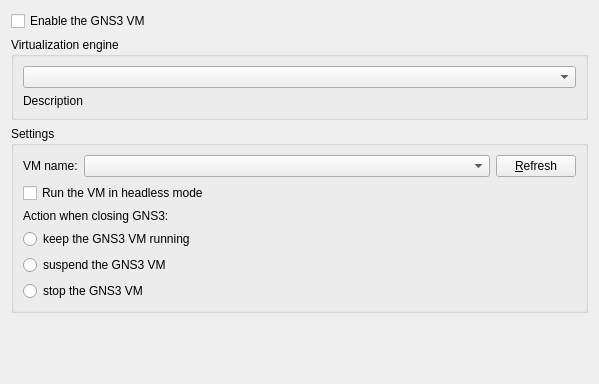
GNS3/gns3-gui, file gns3/ui/gns3_vm_preferences_page.ui: the form before one commit.
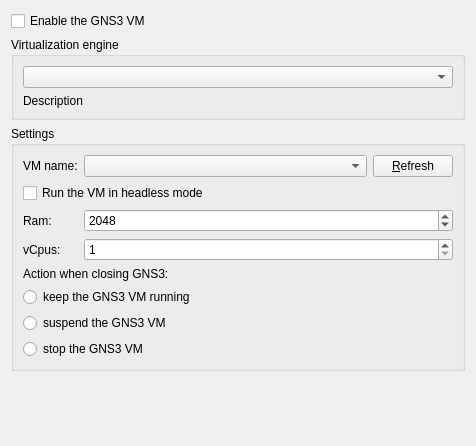
The form after the commit.

Commit message:
Add vpcus and ram settings for GNS3 VM in preferences pages
Fix #1445

```diff
--- a/gns3/ui/gns3_vm_preferences_page.ui
+++ b/gns3/ui/gns3_vm_preferences_page.ui
@@ -6,8 +6,8 @@
    <rect>
     <x>0</x>
     <y>0</y>
-    <width>599</width>
-    <height>384</height>
+    <width>476</width>
+    <height>446</height>
    </rect>
   </property>
   <property name="sizePolicy">
@@ -85,6 +85,34 @@
       <string>Settings</string>
      </property>
      <layout class="QGridLayout" name="gridLayout">
+      <item row="8" column="0" colspan="2">
+       <widget class="QLabel" name="uiActionCloseLabel">
+        <property name="text">
+         <string>Action when closing GNS3:</string>
+        </property>
+       </widget>
+      </item>
+      <item row="1" column="0" colspan="2">
+       <widget class="QCheckBox" name="uiHeadlessCheckBox">
+        <property name="text">
+         <string>Run the VM in headless mode</string>
+        </property>
+       </widget>
+      </item>
+      <item row="9" column="0" colspan="2">
+       <widget class="QRadioButton" name="uiWhenExitKeepRadioButton">
+        <property name="text">
+         <string>keep the GNS3 VM running</string>
+        </property>
+       </widget>
+      </item>
+      <item row="10" column="0" colspan="2">
+       <widget class="QRadioButton" name="uiWhenExitSuspendRadioButton">
+        <property name="text">
+         <string>suspend the GNS3 VM</string>
+        </property>
+       </widget>
+      </item>
       <item row="0" column="0">
        <widget class="QLabel" name="uiVMNameLabel">
         <property name="text">
@@ -113,41 +141,53 @@
         </item>
        </layout>
       </item>
-      <item row="1" column="0" colspan="2">
-       <widget class="QCheckBox" name="uiHeadlessCheckBox">
-        <property name="text">
-         <string>Run the VM in headless mode</string>
-        </property>
-       </widget>
-      </item>
-      <item row="2" column="0" colspan="2">
-       <widget class="QLabel" name="label">
-        <property name="text">
-         <string>Action when closing GNS3:</string>
-        </property>
-       </widget>
-      </item>
-      <item row="3" column="0" colspan="2">
-       <widget class="QRadioButton" name="uiWhenExitKeepRadioButton">
-        <property name="text">
-         <string>keep the GNS3 VM running</string>
-        </property>
-       </widget>
-      </item>
-      <item row="4" column="0" colspan="2">
-       <widget class="QRadioButton" name="uiWhenExitSuspendRadioButton">
-        <property name="text">
-         <string>suspend the GNS3 VM</string>
-        </property>
-       </widget>
-      </item>
-      <item row="5" column="0" colspan="2">
+      <item row="11" column="0" colspan="2">
        <widget class="QRadioButton" name="uiWhenExitStopRadioButton">
         <property name="text">
          <string>stop the GNS3 VM</string>
         </property>
        </widget>
       </item>
+      <item row="4" column="0">
+       <widget class="QLabel" name="uiRamLabel">
+        <property name="text">
+         <string>Ram:</string>
+        </property>
+       </widget>
+      </item>
+      <item row="4" column="1">
+       <widget class="QSpinBox" name="uiRamSpinBox">
+        <property name="minimum">
+         <number>512</number>
+        </property>
+        <property name="maximum">
+         <number>1000000</number>
+        </property>
+        <property name="singleStep">
+         <number>512</number>
+        </property>
+        <property name="value">
+         <number>2048</number>
+        </property>
+       </widget>
+      </item>
+      <item row="5" column="1">
+       <widget class="QSpinBox" name="uiCpuSpinBox">
+        <property name="minimum">
+         <number>1</number>
+        </property>
+        <property name="value">
+         <number>1</number>
+        </property>
+       </widget>
+      </item>
+      <item row="5" column="0">
+       <widget class="QLabel" name="uiCpuLabel">
+        <property name="text">
+         <string>vCpus:</string>
+        </property>
+       </widget>
+      </item>
      </layout>
     </widget>
    </item>
```
The commit also changes 2 other files.
